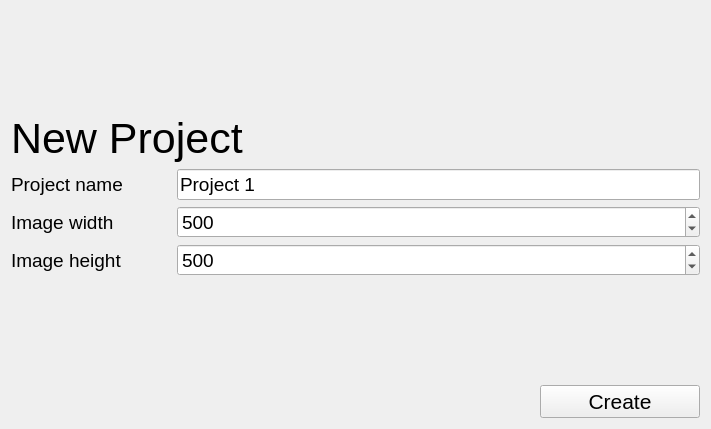
Above: newproject.ui from 0xMartin/QtBitmapEditor before the change. Below: the same form after it.
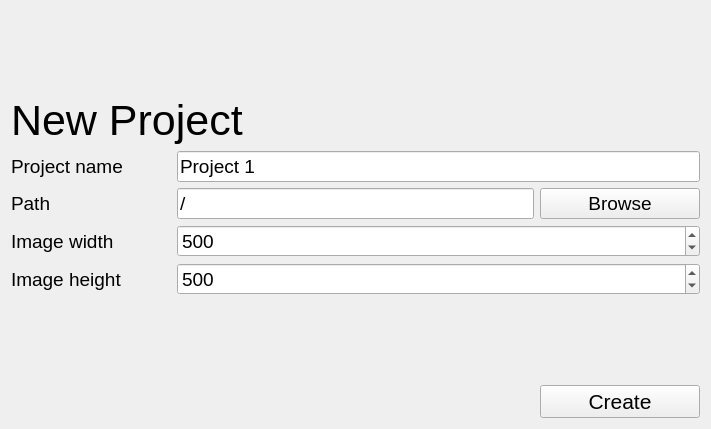
That is the form after the change.

Patch:
```diff
--- a/newproject.ui
+++ b/newproject.ui
@@ -88,7 +88,7 @@
        </property>
       </widget>
      </item>
-     <item row="1" column="0">
+     <item row="2" column="0">
       <widget class="QLabel" name="label_3">
        <property name="font">
         <font>
@@ -100,7 +100,7 @@
        </property>
       </widget>
      </item>
-     <item row="1" column="1">
+     <item row="2" column="1">
       <widget class="QSpinBox" name="spinBox_width">
        <property name="font">
         <font>
@@ -118,7 +118,7 @@
        </property>
       </widget>
      </item>
-     <item row="2" column="0">
+     <item row="3" column="0">
       <widget class="QLabel" name="label_4">
        <property name="font">
         <font>
@@ -130,7 +130,7 @@
        </property>
       </widget>
      </item>
-     <item row="2" column="1">
+     <item row="3" column="1">
       <widget class="QSpinBox" name="spinBox_height">
        <property name="font">
         <font>
@@ -148,6 +148,58 @@
        </property>
       </widget>
      </item>
+     <item row="1" column="0">
+      <widget class="QLabel" name="label_5">
+       <property name="minimumSize">
+        <size>
+         <width>160</width>
+         <height>0</height>
+        </size>
+       </property>
+       <property name="font">
+        <font>
+         <pointsize>14</pointsize>
+        </font>
+       </property>
+       <property name="text">
+        <string>Path</string>
+       </property>
+      </widget>
+     </item>
+     <item row="1" column="1">
+      <layout class="QHBoxLayout" name="horizontalLayout_3">
+       <item>
+        <widget class="QLineEdit" name="lineEdit_path">
+         <property name="font">
+          <font>
+           <pointsize>14</pointsize>
+          </font>
+         </property>
+         <property name="text">
+          <string>/</string>
+         </property>
+        </widget>
+       </item>
+       <item>
+        <widget class="QPushButton" name="pushButton_path">
+         <property name="minimumSize">
+          <size>
+           <width>160</width>
+           <height>0</height>
+          </size>
+         </property>
+         <property name="font">
+          <font>
+           <pointsize>14</pointsize>
+          </font>
+         </property>
+         <property name="text">
+          <string>Browse</string>
+         </property>
+        </widget>
+       </item>
+      </layout>
+     </item>
     </layout>
    </item>
    <item>
```
